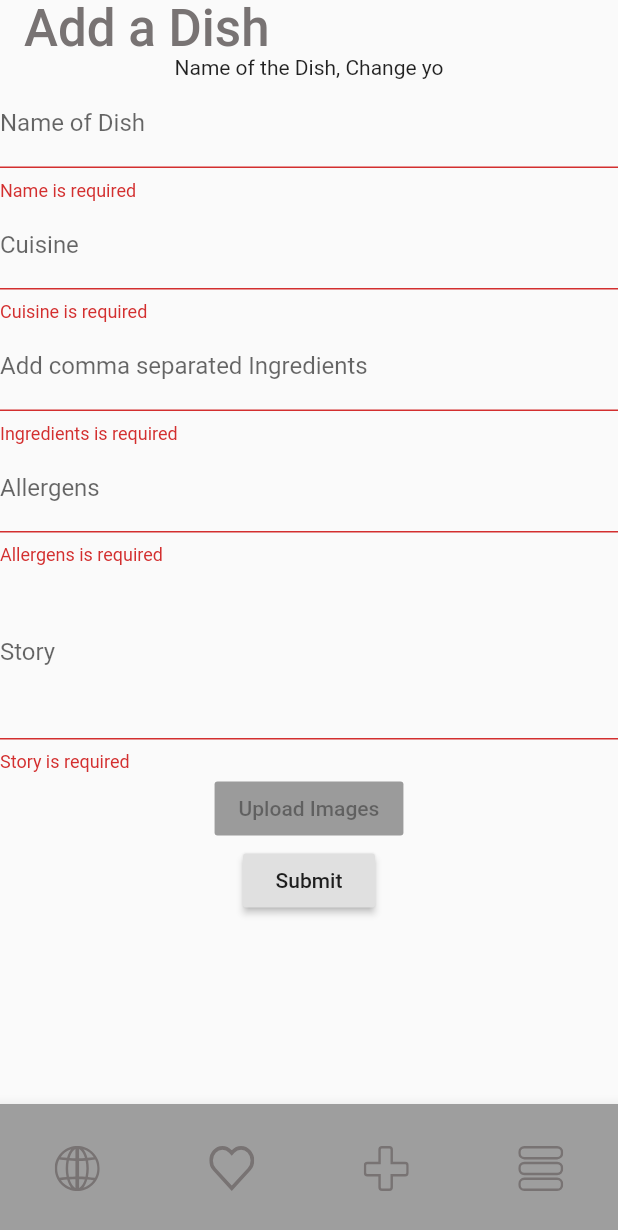
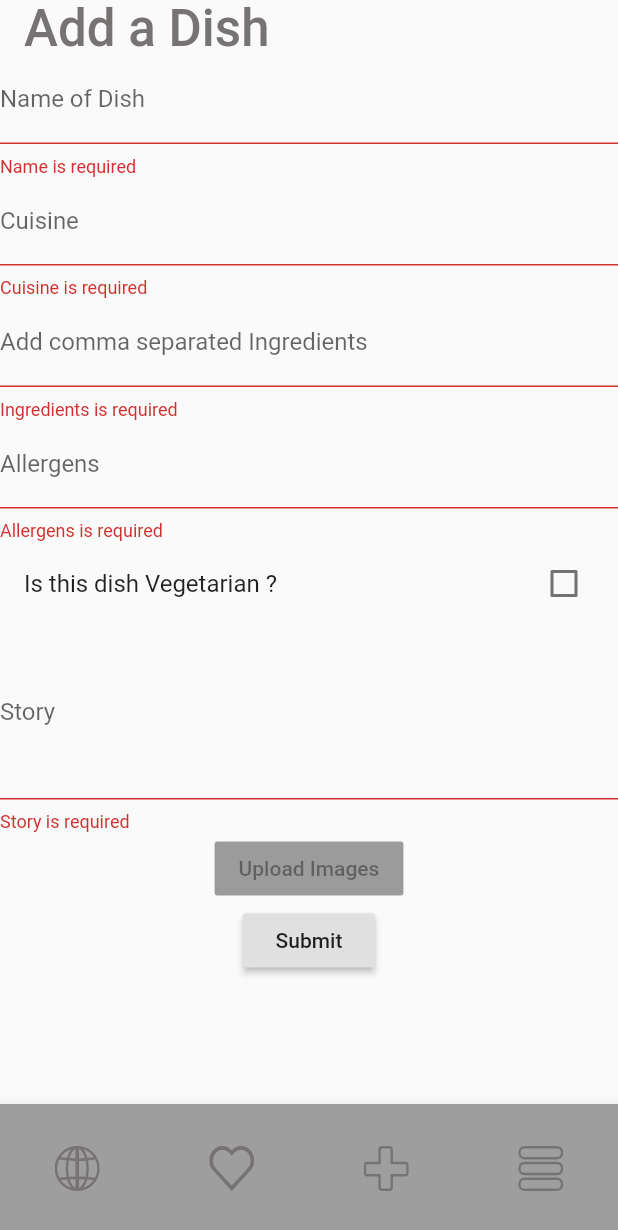
Before and after one commit to kaskadegroup/CaterWorld, a Flutter app: the screen it shows once a user with an empty profile is signed in, item 3 of the bottom bar chosen, after a tap on "Submit", on a phone screen of 412 x 824 dp. Shown: the top 1230 px of the screen. Run offline on Flutter 3.47's test engine with Material 2 defaults, Android fonts, the phone set to English and light mode, and no system bars; our stand-ins replace cloud_firestore, firebase_auth, firebase_storage, flutter_svg, image_picker; accounts and stored records are empty; project files that could hold a hidden picture were left out.

Commit message:
Added feature to check is a dish is veg or nonVeg

```diff
--- a/lib/models/add_dish_form.dart
+++ b/lib/models/add_dish_form.dart
@@ -24,6 +24,7 @@ class _AddDishFormState extends State<AddDishForm> {
   String _dishAllergens;
   String _dishStory;
   String userId;
+  bool isVeg=false;
 
   void uploadImages(BuildContext context) {
     Navigator.push(
@@ -49,7 +50,8 @@ class _AddDishFormState extends State<AddDishForm> {
         'dish_story': _dishStory,
         'userId': user.uid,
         'username': userData.data['username'],
-        'Ingredients': _dishIngredients
+        'Ingredients': _dishIngredients,
+        'isVeg': isVeg
         // 'dish_id': dishId,
         //'userImage': userData.data()['image_url']
       });
@@ -62,9 +64,6 @@ class _AddDishFormState extends State<AddDishForm> {
         key: _formKey,
         child: Column(
           children: [
-            Text(
-              "Name of the Dish, Change yo",
-            ),
             TextFormField(
               key: ValueKey('Name'),
               validator: (value) {
@@ -127,6 +126,13 @@ class _AddDishFormState extends State<AddDishForm> {
                 _dishAllergens = value;
               },
             ),
+            CheckboxListTile(title: const Text('Is this dish Vegetarian ?'),
+                value: isVeg,
+                onChanged: (val){
+                  setState(() {
+                    isVeg = val;
+                  });
+                }),
             TextFormField(
               key: ValueKey('Story'),
               validator: (value) {
--- a/lib/screens/dish_info.dart
+++ b/lib/screens/dish_info.dart
@@ -29,6 +29,7 @@ class DishInfo extends StatelessWidget {
                     isMealFavorite: null,
                     dishId: null,
                     ingredients: dishInfo[index]['Ingredients'],
+                    isVeg: dishInfo[index]['isVeg'],
                   ));
         });
   }
--- a/lib/screens/dish_view_screen.dart
+++ b/lib/screens/dish_view_screen.dart
@@ -19,6 +19,7 @@ class MealsScreen extends StatelessWidget {
   final String cuisine;
   final String dishStory;
   final List ingredients;
+  final bool isVeg;
 
 
   MealsScreen({
@@ -28,7 +29,8 @@ class MealsScreen extends StatelessWidget {
     this.dishStory,
     this.toggleFavorite,
     this.isFavorite,
-    this.ingredients
+    this.ingredients,
+    this.isVeg,
   })
       : super(key: key);
 
--- a/pubspec.yaml
+++ b/pubspec.yaml
@@ -70,6 +70,7 @@ flutter:
     - assets/icons/Add Photo.svg
     - assets/icons/facebooklogin.svg
     - assets/icons/googlelogin.svg
+    - assets/icons/Veg.svg
   #   - images/a_dot_burr.jpeg
   #   - images/a_dot_ham.jpeg
 
```
Also changed, not shown: lib/models/meal_item.dart (+10 -2 lines), assets/icons/Veg.svg (added).
